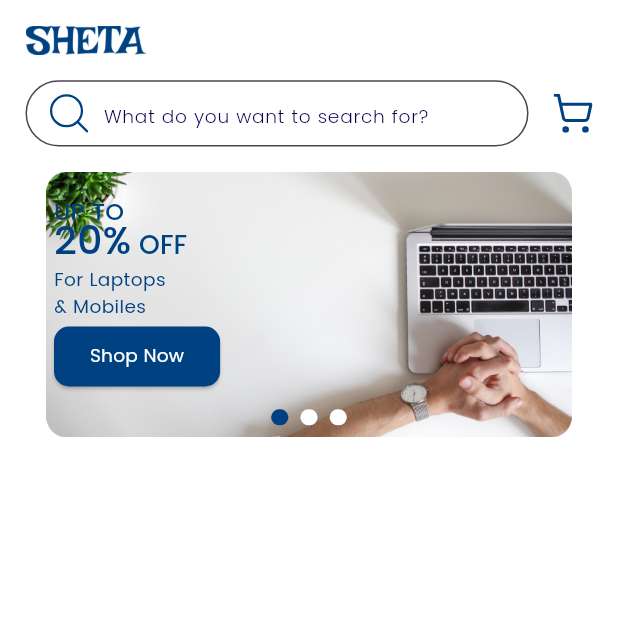
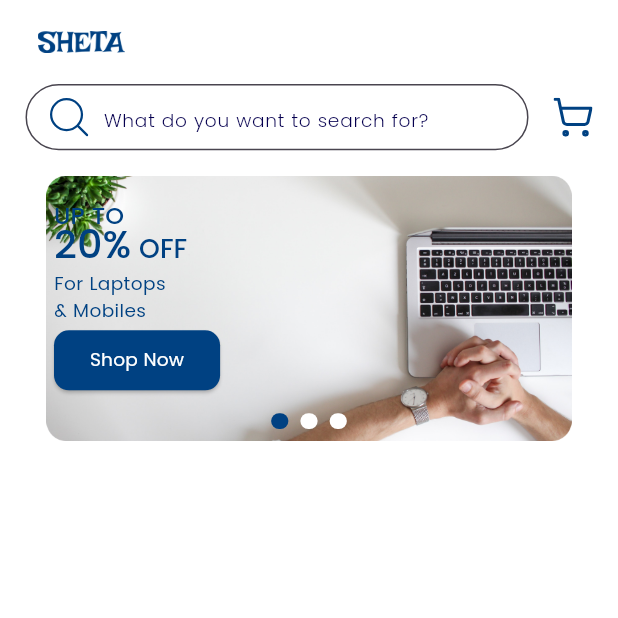
Before and after one commit to KhaledAhmed31/sheta_store, a Flutter app: the MainScreen screen opened by its route, on a phone screen of 412 x 824 dp, the top half of it. Run offline on Flutter 3.47's test engine with Material 3 defaults, Android fonts, the phone set to English and light mode, and no system bars; drawn by our look-alikes of loader_overlay, smooth_page_indicator; our stand-ins replace cached_network_image, dio, flutter_bloc, flutter_screenutil, flutter_svg, fluttertoast and 4 more; accounts and stored records are empty; network calls fail.

Commit message:
navigation edit

```diff
--- a/lib/core/routes/routes_generator.dart
+++ b/lib/core/routes/routes_generator.dart
@@ -13,15 +13,38 @@ class RoutesGenerator {
           GoRoute(path: "/", builder: (context, state) => SplashScreen()),
           GoRoute(
             path: RouteName.signInScreen,
-            builder: (context, state) => SignInScreen(),
+            pageBuilder: (context, state) => CustomTransitionPage(child: SignInScreen(),
+            key: state.pageKey,
+            transitionsBuilder: (context, animation, secondaryAnimation, child) => FadeTransition(
+              opacity:  CurveTween(curve: Curves.easeInOut).animate(animation),
+              child: child,
+            ),
+           reverseTransitionDuration: Duration(milliseconds: 500),
+          ),
           ),
           GoRoute(
             path: RouteName.signUpScreen,
-            builder: (context, state) => SignUpScreen(),
+            pageBuilder: (context, state) => CustomTransitionPage(child: SignUpScreen(),
+            key: state.pageKey,
+            transitionsBuilder: (context, animation, secondaryAnimation, child) => FadeTransition(
+              opacity:  CurveTween(curve: Curves.easeInOut).animate(animation),
+              child: child,
+            ),
+           reverseTransitionDuration: Duration(milliseconds: 500),
+          ),
           ),
           GoRoute(
-            path: RouteName.mainScreen,
-            builder: (context, state) => MainScreen(),
+              path: RouteName.mainScreen,
+            pageBuilder: (context, state) => CustomTransitionPage(child: MainScreen(),
+            key: state.pageKey,
+            transitionsBuilder: (context, animation, secondaryAnimation, child) => FadeTransition(
+              opacity:  CurveTween(curve: Curves.easeInOut).animate(animation),
+              child: child,
+            ),
+           reverseTransitionDuration: Duration(milliseconds: 500),
+          ),
+
+
           ),
         ],
   );
--- a/lib/features/main_layout/presentation/home/home_tap.dart
+++ b/lib/features/main_layout/presentation/home/home_tap.dart
@@ -1,8 +1,7 @@
 import 'package:flutter/material.dart';
 import 'package:flutter_svg/svg.dart';
 import 'package:sheta_store/core/assets/assets.dart';
-import 'package:sheta_store/core/ui/app_colors.dart';
-import 'package:sheta_store/core/ui/app_height.dart';
+
 import 'package:sheta_store/core/ui/app_padding_margin.dart';
 import 'package:sheta_store/features/main_layout/domain/entities/banner_entitie.dart';
 import 'package:sheta_store/features/main_layout/presentation/home/widgets/banner/app_banner.dart';
@@ -37,19 +36,7 @@ class HomeTap extends StatelessWidget {
     return Column(
       crossAxisAlignment: CrossAxisAlignment.stretch,
       children: [
-        Padding(
-          padding: EdgeInsets.symmetric(
-            horizontal: AppMargin.m17,
-            vertical: AppMargin.m17,
-          ),
-          child: Image.asset(
-            Assets.logo3,
-            height: AppHeight.h22,
-            width: AppHeight.h66,
-            color: AppColors.main,
-            alignment: Alignment.centerLeft,
-          ),
-        ),
+
 
         Padding(
           padding: EdgeInsets.only(
--- a/lib/features/main_layout/presentation/main_layout.dart
+++ b/lib/features/main_layout/presentation/main_layout.dart
@@ -1,5 +1,7 @@
 import 'package:flutter/material.dart';
+import 'package:flutter/services.dart';
 import 'package:sheta_store/core/assets/assets.dart';
+import 'package:sheta_store/core/ui/app_colors.dart';
 import 'package:sheta_store/core/ui/app_height.dart';
 import 'package:sheta_store/features/main_layout/presentation/home/home_tap.dart';
 import 'package:sheta_store/features/main_layout/presentation/home/widgets/bottom_nav_bar_item.dart';
@@ -12,13 +14,32 @@ class MainScreen extends StatefulWidget {
 }
 
 class _MainScreenState extends State<MainScreen> {
-  static const List<Widget> taps = [ HomeTap(), Scaffold(), Scaffold(), Scaffold()];
+  static const List<Widget> taps = [
+    HomeTap(),
+    Scaffold(),
+    Scaffold(),
+    Scaffold(),
+  ];
   int currentTapIndex = 0;
 
   @override
   Widget build(BuildContext context) {
-    return SafeArea(
-      child: Scaffold(
+    return Scaffold(
+      appBar: AppBar(
+        backgroundColor: Colors.white,
+        systemOverlayStyle: SystemUiOverlayStyle(
+          statusBarIconBrightness: Brightness.dark,
+          statusBarColor: Colors.white,
+        ),
+        title: Image.asset(
+          Assets.logo3,
+          height: AppHeight.h22,
+          width: AppHeight.h66,
+          color: AppColors.main,
+          alignment: Alignment.centerLeft,
+        ),
+        titleSpacing: 25,
+      ),
       body: taps[currentTapIndex],
 
       bottomNavigationBar: ClipRRect(
@@ -45,7 +66,6 @@ class _MainScreenState extends State<MainScreen> {
           ),
         ),
       ),
-      ),
     );
   }
 }
```
Also changed, not shown: lib/features/auth/presentation/screens/sign_in_screen.dart (+40 -34 lines), lib/features/auth/presentation/screens/sign_up_screen.dart (+3 -5 lines), 5 other files. Lines whose indentation alone changed are shown as unchanged.
